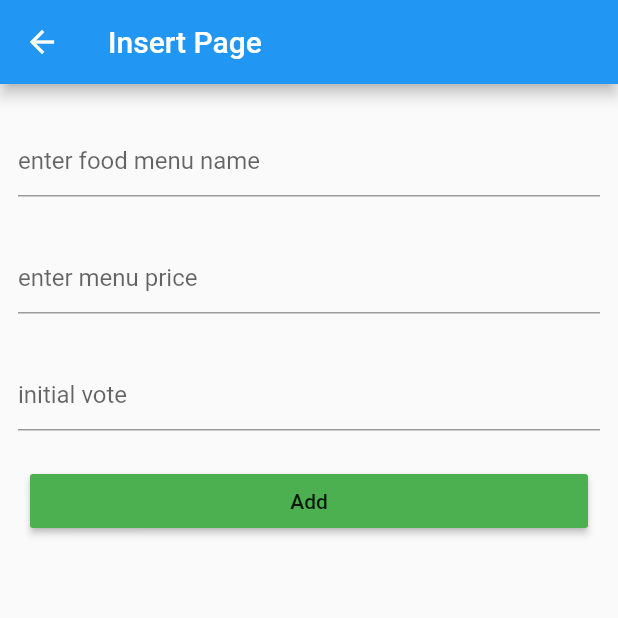
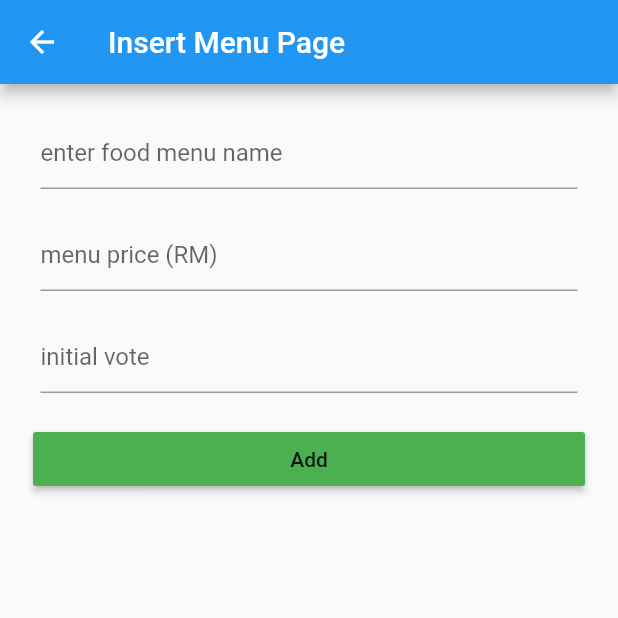
Before and after one commit to khirulnizam/makanapps, a Flutter app: the InsertPage screen opened by its route, after a tap on "Add", on a phone screen of 412 x 824 dp, the top half of it. Run offline on Flutter 3.47's test engine with Material 2 defaults, Android fonts, the phone set to English and light mode, and no system bars; our stand-ins replace cloud_firestore, toast; accounts and stored records are empty.

Commit message:
Succesfully push record to firestore

```diff
--- a/makanapps/lib/insertpage.dart
+++ b/makanapps/lib/insertpage.dart
@@ -1,55 +1,61 @@
 //class InsertPage
 import 'package:flutter/material.dart';
 import 'package:cloud_firestore/cloud_firestore.dart';
+import 'package:toast/toast.dart';
 
-class InsertPage extends StatelessWidget{
+class InsertPage extends StatelessWidget {
+
   final db = Firestore.instance;
-  TextEditingController _name, _votes, _price = TextEditingController();
-  @override
+  TextEditingController _name = TextEditingController();
+  TextEditingController _votes = TextEditingController();
+  TextEditingController _price = TextEditingController();
+  //TextEditingController _name, _votes, _price = TextEditingController();
+  //@override
   Widget build(BuildContext context){
     //our code
     return Scaffold(
-      appBar: new AppBar(title: new Text('Insert Page'),),
+      appBar: new AppBar(title: new Text('Insert Menu '
+          'Page'),),
       body: ListView(
         padding: EdgeInsets.all(12.0),
         children: <Widget>[
           Padding(//TextField ID
-            padding: EdgeInsets.symmetric(vertical: 15.0),
+            padding: EdgeInsets.symmetric(vertical: 10.0,horizontal: 15.0),
             child: TextField(
               controller: _name,
               decoration: InputDecoration(hintText: 'enter food menu name'),
             ),
           ),
           Padding(//TextField name
-            padding: EdgeInsets.symmetric(vertical: 15.0),
+            padding: EdgeInsets.symmetric(vertical: 10.0,horizontal: 15.0),
             child: TextField(
               controller: _price,
-              decoration: InputDecoration(hintText: 'enter menu price'),
+              decoration: InputDecoration(hintText: 'menu price (RM)'),
             ),
           ),
           Padding(//TextField name
-            padding: EdgeInsets.symmetric(vertical: 15.0),
+            padding: EdgeInsets.symmetric(vertical: 10.0,horizontal: 15.0),
             child: TextField(
               controller: _votes,
               decoration: InputDecoration(hintText: 'initial vote'),
             ),
           ),
           Padding(
-            padding: const EdgeInsets.all(8.0),
+            padding: const EdgeInsets.all(10.0),
             child: RaisedButton(
               child: Text('Add'),
               color: Colors.green,
               onPressed: () async {
-                //auto-id provided by firebase
+                //auto-id provided by firestore
                 await db.collection('makanplace')
                 .add({'name': _name.text,
-                  'price': _price.text,
-                  'votes': _votes.text}
-                );
+                  'price': int.parse(_price.text.toString()),
+                  'votes': int.parse(_votes.text.toString())});
+                Toast.show("Firebase add", context, duration: Toast.LENGTH_LONG, gravity:  Toast.CENTER);
               },
             ),
           ),
-          SizedBox(height: 20.0),
+          SizedBox(height: 15.0),
           StreamBuilder<QuerySnapshot>(
               stream: db.collection('makanplace').snapshots(),
               builder: (context, snapshot) {
@@ -68,4 +74,4 @@ class InsertPage extends StatelessWidget{
     );
   }//end Widget
 
-}//end PageTwo
+}//end InsertPage
--- a/makanapps/pubspec.yaml
+++ b/makanapps/pubspec.yaml
@@ -20,6 +20,8 @@ dependencies:
   flutter:
     sdk: flutter
   cloud_firestore: ^0.11.0+1     # new
+  # add this line to your dependencies
+  toast: ^0.1.5
 
   # The following adds the Cupertino Icons font to your application.
   # Use with the CupertinoIcons class for iOS style icons.
```
Also changed, not shown: makanapps/pubspec.lock.
